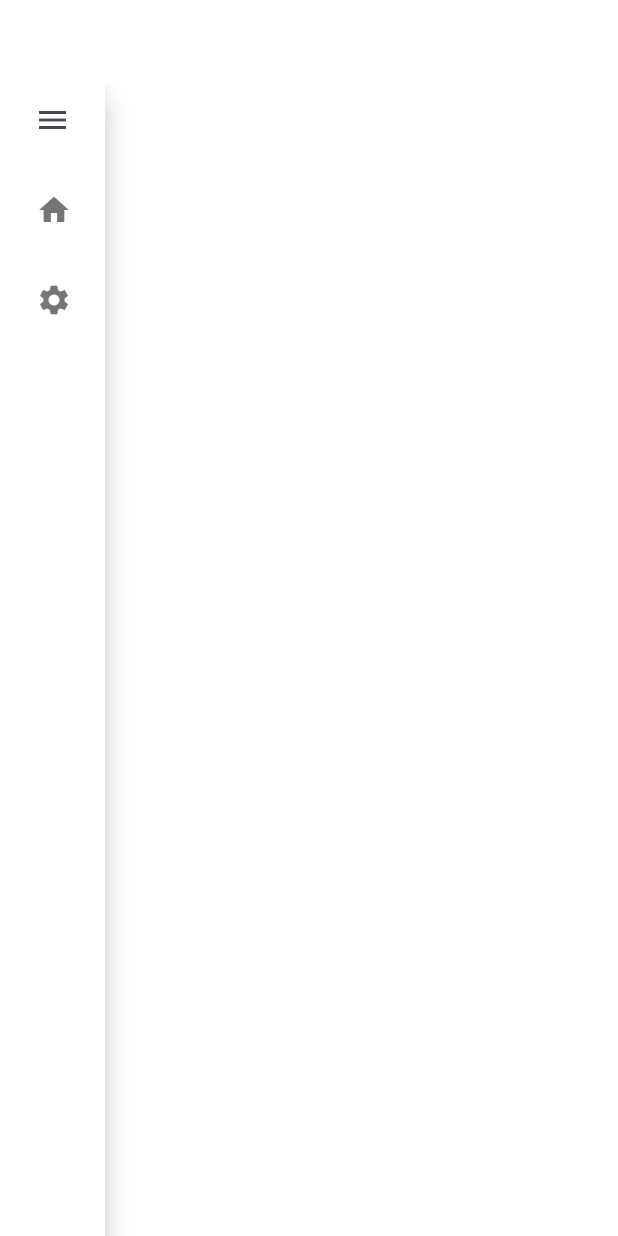
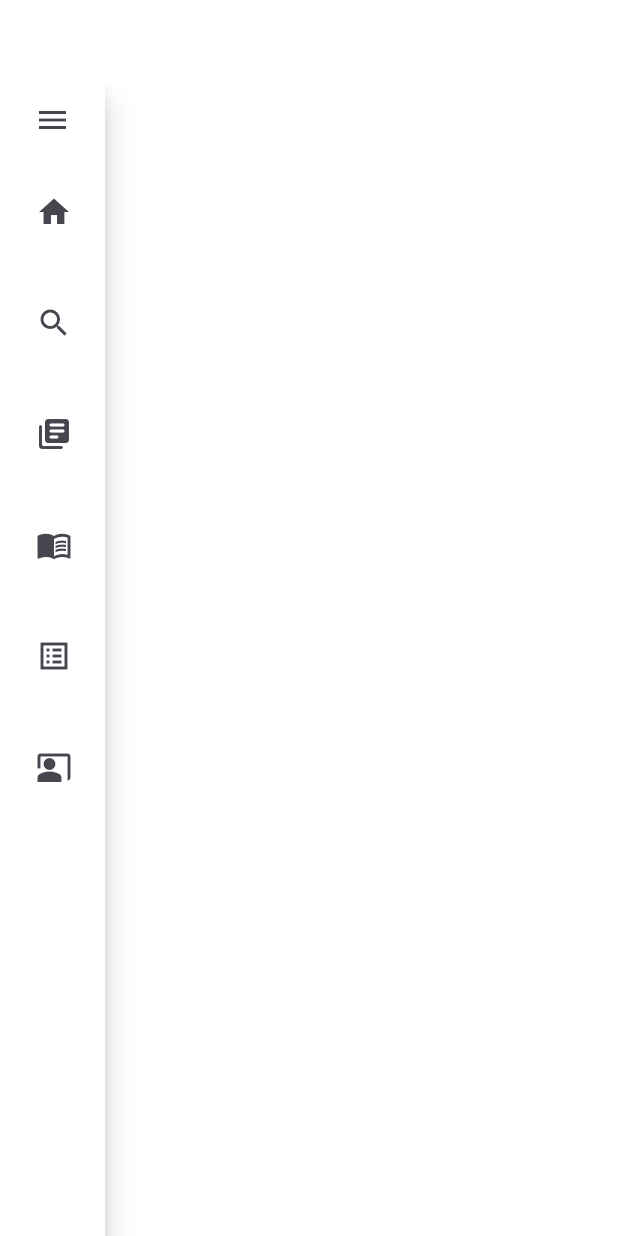
Before and after one commit to ThalysonE/Sistema_biblioteca, a Flutter app: the screen it shows after launch, on a phone screen of 412 x 824 dp. Run offline on Flutter 3.47's test engine with Material 3 defaults, Android fonts, the phone set to English and light mode, and no system bars.

Commit message:
novo push

```diff
--- a/projeto extensionista/sistema_biblioteca/lib/Menu/menu_list_tile.dart
+++ b/projeto extensionista/sistema_biblioteca/lib/Menu/menu_list_tile.dart
@@ -25,7 +25,7 @@ Widget build(BuildContext context) {
     onTap: () => widget.onTap(),
     child: AnimatedContainer(
       duration: Duration(milliseconds: 180),
-      curve: Curves.easeInOut,
+      curve: Curves.decelerate,
       width: widget.menuAtivado ? 220.0 : 70.0,
       margin: const EdgeInsets.symmetric(horizontal: 8.0),
       padding: const EdgeInsets.symmetric(vertical: 8.0),
@@ -34,23 +34,59 @@ Widget build(BuildContext context) {
       ),
       child: SizedBox(
           width: widget.menuAtivado ? 220.0 : 70.0,
-          child: ListTile(
-            leading: SizedBox(
-              width: 10.0, // Define uma largura fixa para o ícone
-              child: Icon(
-                widget.icon,
-                color: Colors.black54,
+          child: ExpansionTile(
+              leading: SizedBox(
+                width: 10.0,
+                child: Icon(widget.icon)
               ),
-            ),
-            title: widget.menuAtivado
+              trailing: widget.menuAtivado
+                ? SizedBox(
+                  width: 10.0,
+                  child: Icon(Icons.chevron_right),
+                  )
+                  :SizedBox.shrink(),
+              title: widget.menuAtivado
                 ? Text(
                     widget.title,
-                    style: widget.menuAtivado
-                        ? listTitleSelectedTextStyle
-                        : listTitleDefaultTextStyle,
+                    style: TextStyle(
+                      color: Colors.black87,
+                      fontSize: 13.5,
+                      fontFamily: 'Nunito Sans',
+                    ),
                   )
-                : null,
-          ),
+                : SizedBox.shrink(),
+              children: [
+                Padding(
+                  padding: const EdgeInsets.only(left: 15),
+                  child: ListTile(
+
+                    title: Text('Opção 1',style: TextStyle(fontSize: 12),),
+                    onTap: (){
+
+                    },
+                  ),
+                ),
+                Padding(
+                  padding: const EdgeInsets.only(left: 15),
+                  child: ListTile(
+                    title: Text('Opção 2', style: TextStyle(fontSize: 12),),
+                    onTap: (){
+
+                    },
+                  ),
+                ),
+                Padding(
+                  padding: const EdgeInsets.only(left: 15),
+                  child: ListTile(
+                    title: Text('Opção 3',style: TextStyle(fontSize: 12),),
+                    onTap: (){
+
+                    },
+                  ),
+                )
+              ],
+            ),
+
     ),
     )
   );
--- a/projeto extensionista/sistema_biblioteca/lib/Menu/menu_navegacao.dart
+++ b/projeto extensionista/sistema_biblioteca/lib/Menu/menu_navegacao.dart
@@ -1,4 +1,5 @@
 import 'package:flutter/material.dart';
+import 'package:sistema_biblioteca/Modelos/modelo_menu.dart';
 import 'menu_list_tile.dart';
 import 'package:sistema_biblioteca/theme.dart';
 
@@ -38,40 +39,38 @@ class _MenuNavegacaoState extends State<MenuNavegacao> with SingleTickerProvider
       animation: _animationController,
       builder: (context, child) {
         return Material(
+
           elevation: 8.0,
           child: Container(
             width: menuAtivado ? maxwidth : minwidth,
             color: drawerBackgroundColor,
             child: Column(
               children: <Widget>[
+                Row(
+                  mainAxisAlignment: menuAtivado?MainAxisAlignment.end:MainAxisAlignment.center,
+                  children: [
                     IconButton(
-                  icon: Icon(menuAtivado ? Icons.arrow_back : Icons.menu),
+                      icon: Icon(Icons.menu),
                       onPressed: toggleMenu,
                     ),
-                SizedBox(
-                  height: 60.0,
-                  child: MenuListTile(
-                    title: 'Página Inicial',
-                    icon: Icons.home,
+                  ],
+                ),
+                Expanded(
+                  child: ListView.builder(
+                    itemCount: menuitens.length,
+                    itemBuilder: (context, index) {
+                      return MenuListTile(
+                        title: menuitens[index].title,
+                        icon: menuitens[index].icon,
                         menuAtivado: menuAtivado,
                         onTap: () {
                           setState(() {
-                        indexAtual = 0;
+                            indexAtual = index;
                           });
                         },
-                  ),
-                ),
-                SizedBox(
-                  height: 60.0,
-                  child: MenuListTile(
-                    title: 'Configurações',
-                    icon: Icons.settings,
-                    menuAtivado: menuAtivado,
-                    onTap: () {
-                      setState(() {
-                        indexAtual = 1;
-                      });
+                      );
                     },
+
                   ),
                 ),
               ],
@@ -81,7 +80,6 @@ class _MenuNavegacaoState extends State<MenuNavegacao> with SingleTickerProvider
       },
     );
   }
-
   @override
   void dispose() {
     _animationController.dispose();
```
Lines whose indentation alone changed are shown as unchanged.
